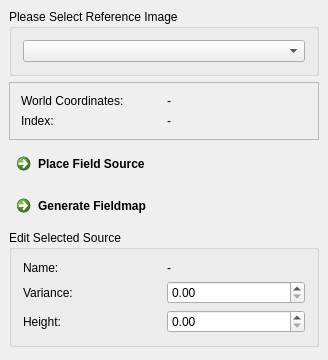
This is Plugins/org.mitk.gui.qt.diffusionimaging/src/internal/QmitkFieldmapGeneratorViewControls.ui in MITK/MITK as Qt 5 draws it before an edit. The edited form follows.
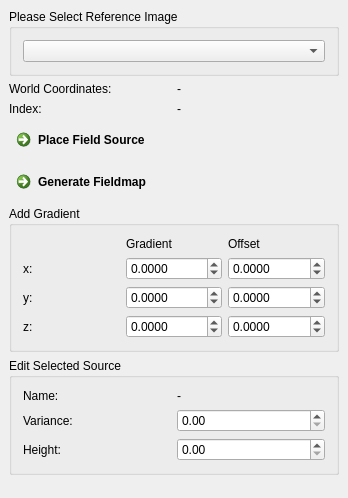
This is the edited form. Custom widgets are drawn as their Qt base class.

```diff
--- a/Plugins/org.mitk.gui.qt.diffusionimaging/src/internal/QmitkFieldmapGeneratorViewControls.ui
+++ b/Plugins/org.mitk.gui.qt.diffusionimaging/src/internal/QmitkFieldmapGeneratorViewControls.ui
@@ -6,8 +6,8 @@
    <rect>
     <x>0</x>
     <y>0</y>
-    <width>328</width>
-    <height>360</height>
+    <width>348</width>
+    <height>498</height>
    </rect>
   </property>
   <property name="minimumSize">
@@ -41,12 +41,15 @@
    <item>
     <widget class="QFrame" name="frame">
      <property name="frameShape">
-      <enum>QFrame::StyledPanel</enum>
+      <enum>QFrame::NoFrame</enum>
      </property>
      <property name="frameShadow">
       <enum>QFrame::Raised</enum>
      </property>
      <layout class="QGridLayout" name="gridLayout">
+      <property name="margin">
+       <number>0</number>
+      </property>
       <item row="0" column="0">
        <widget class="QLabel" name="label_2">
         <property name="text">
@@ -92,6 +95,128 @@
      </property>
     </widget>
    </item>
+   <item>
+    <widget class="QGroupBox" name="groupBox_2">
+     <property name="title">
+      <string>Add Gradient</string>
+     </property>
+     <layout class="QGridLayout" name="gridLayout_4">
+      <item row="0" column="1">
+       <widget class="QLabel" name="label_10">
+        <property name="text">
+         <string>Gradient</string>
+        </property>
+       </widget>
+      </item>
+      <item row="1" column="0">
+       <widget class="QLabel" name="label_7">
+        <property name="text">
+         <string>x:</string>
+        </property>
+       </widget>
+      </item>
+      <item row="3" column="0">
+       <widget class="QLabel" name="label_9">
+        <property name="text">
+         <string>z:</string>
+        </property>
+       </widget>
+      </item>
+      <item row="3" column="1">
+       <widget class="QDoubleSpinBox" name="m_zGradientBox">
+        <property name="decimals">
+         <number>4</number>
+        </property>
+        <property name="minimum">
+         <double>-1000.000000000000000</double>
+        </property>
+        <property name="maximum">
+         <double>1000.000000000000000</double>
+        </property>
+       </widget>
+      </item>
+      <item row="1" column="1">
+       <widget class="QDoubleSpinBox" name="m_xGradientBox">
+        <property name="decimals">
+         <number>4</number>
+        </property>
+        <property name="minimum">
+         <double>-1000.000000000000000</double>
+        </property>
+        <property name="maximum">
+         <double>1000.000000000000000</double>
+        </property>
+       </widget>
+      </item>
+      <item row="2" column="0">
+       <widget class="QLabel" name="label_8">
+        <property name="text">
+         <string>y:</string>
+        </property>
+       </widget>
+      </item>
+      <item row="2" column="1">
+       <widget class="QDoubleSpinBox" name="m_yGradientBox">
+        <property name="decimals">
+         <number>4</number>
+        </property>
+        <property name="minimum">
+         <double>-1000.000000000000000</double>
+        </property>
+        <property name="maximum">
+         <double>1000.000000000000000</double>
+        </property>
+       </widget>
+      </item>
+      <item row="0" column="2">
+       <widget class="QLabel" name="label_11">
+        <property name="text">
+         <string>Offset</string>
+        </property>
+       </widget>
+      </item>
+      <item row="1" column="2">
+       <widget class="QDoubleSpinBox" name="m_xOffsetBox">
+        <property name="decimals">
+         <number>4</number>
+        </property>
+        <property name="minimum">
+         <double>-1000.000000000000000</double>
+        </property>
+        <property name="maximum">
+         <double>1000.000000000000000</double>
+        </property>
+       </widget>
+      </item>
+      <item row="2" column="2">
+       <widget class="QDoubleSpinBox" name="m_yOffsetBox">
+        <property name="decimals">
+         <number>4</number>
+        </property>
+        <property name="minimum">
+         <double>-1000.000000000000000</double>
+        </property>
+        <property name="maximum">
+         <double>1000.000000000000000</double>
+        </property>
+       </widget>
+      </item>
+      <item row="3" column="2">
+       <widget class="QDoubleSpinBox" name="m_zOffsetBox">
+        <property name="decimals">
+         <number>4</number>
+        </property>
+        <property name="minimum">
+         <double>-1000.000000000000000</double>
+        </property>
+        <property name="maximum">
+         <double>1000.000000000000000</double>
+        </property>
+       </widget>
+      </item>
+     </layout>
+    </widget>
+   </item>
    <item>
     <widget class="QGroupBox" name="groupBox">
      <property name="title">
```
